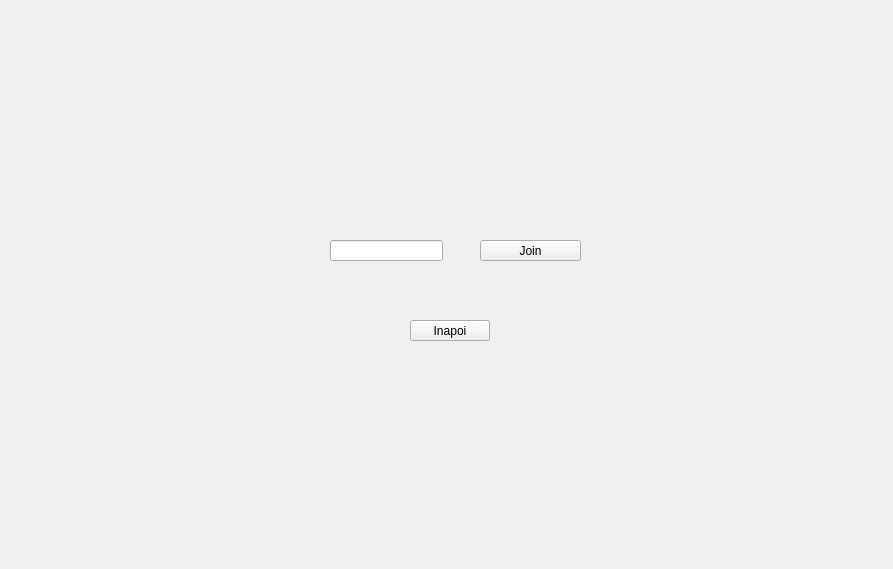
Above: Client/mainmenu.ui from Denisucu1/ProjectModernCpp before the change. Below: the same form after it.
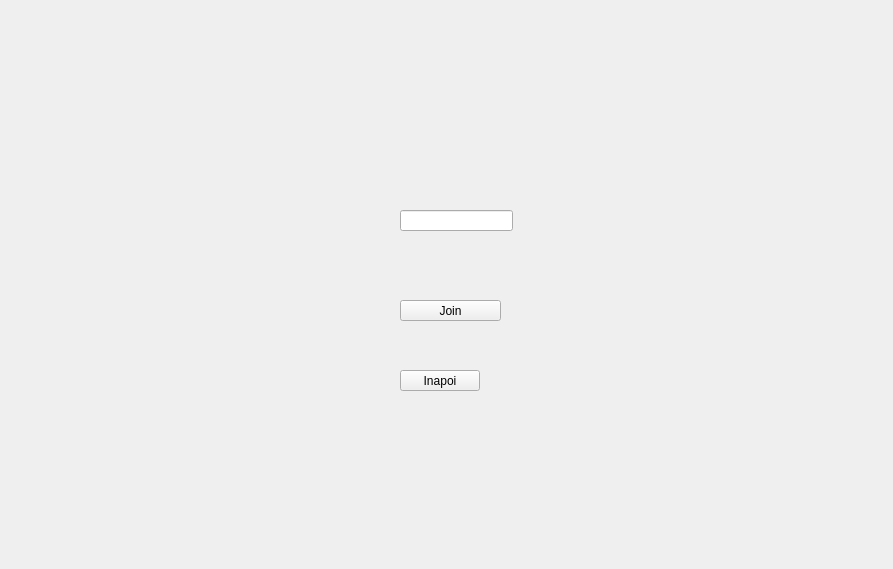
That is the form after the change. The open tabs and pages were chosen to show the change.

```diff
--- a/Client/mainmenu.ui
+++ b/Client/mainmenu.ui
@@ -296,8 +296,8 @@
     <widget class="QLineEdit" name="roomCodeInput">
      <property name="geometry">
       <rect>
-       <x>80</x>
-       <y>230</y>
+       <x>150</x>
+       <y>200</y>
        <width>113</width>
        <height>21</height>
       </rect>
@@ -309,8 +309,8 @@
     <widget class="QPushButton" name="confirmJoinButton">
      <property name="geometry">
       <rect>
-       <x>230</x>
-       <y>230</y>
+       <x>150</x>
+       <y>290</y>
        <width>101</width>
        <height>21</height>
       </rect>
@@ -322,8 +322,8 @@
     <widget class="QPushButton" name="cancelJoinButton">
      <property name="geometry">
       <rect>
-       <x>160</x>
-       <y>310</y>
+       <x>150</x>
+       <y>360</y>
        <width>80</width>
        <height>21</height>
       </rect>
```
Left out of the diff: 2 changed lines with no effect on the pictures.
